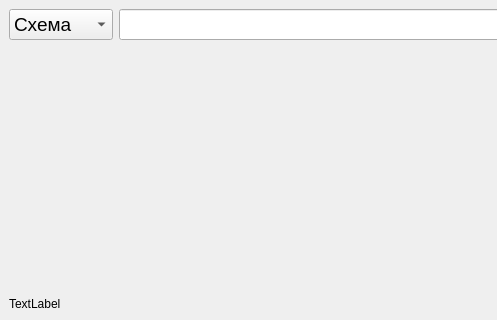
First picture: the form in map5.ui, repository MariaSalimova/YandeMapAPITask, before the edit; both pictures show x 0 to 497 and y 0 to 320 of the 947 by 593 pixel window.
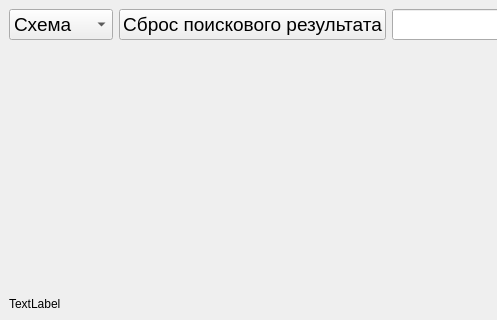
Second picture: the form after the edit.

Commit message: Решена задача 7, перемещение наконец-то работает по стрелочкам

The edit to the form file:
```diff
--- a/map5.ui
+++ b/map5.ui
@@ -41,6 +41,21 @@
         </item>
        </widget>
       </item>
+      <item>
+       <widget class="QPushButton" name="pushButton">
+        <property name="font">
+         <font>
+          <pointsize>14</pointsize>
+         </font>
+        </property>
+        <property name="focusPolicy">
+         <enum>Qt::NoFocus</enum>
+        </property>
+        <property name="text">
+         <string>Сброс поискового результата</string>
+        </property>
+       </widget>
+      </item>
       <item>
        <widget class="QLineEdit" name="search_line">
         <property name="font">
```
Left out of the diff: 9 changed lines with no effect on the pictures. The commit also changes 2 other files.
